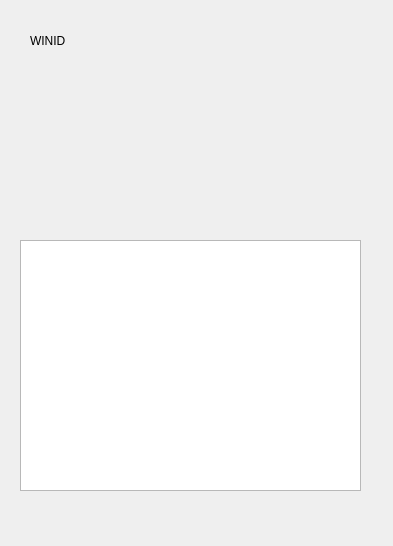
Above: research/desktopapp/appmanager.ui from godvmxi/obwm before the change. Below: the same form after it.
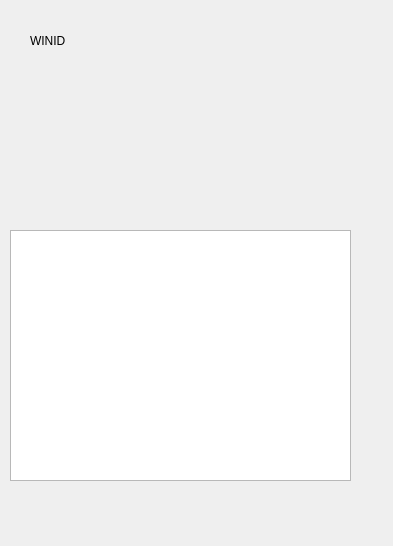
That is the form after the change.

What changed in the file:
```diff
--- a/research/desktopapp/appmanager.ui
+++ b/research/desktopapp/appmanager.ui
@@ -48,8 +48,8 @@
   <widget class="QTextBrowser" name="textBrowser">
    <property name="geometry">
     <rect>
-     <x>20</x>
-     <y>240</y>
+     <x>10</x>
+     <y>230</y>
      <width>341</width>
      <height>251</height>
     </rect>
```
